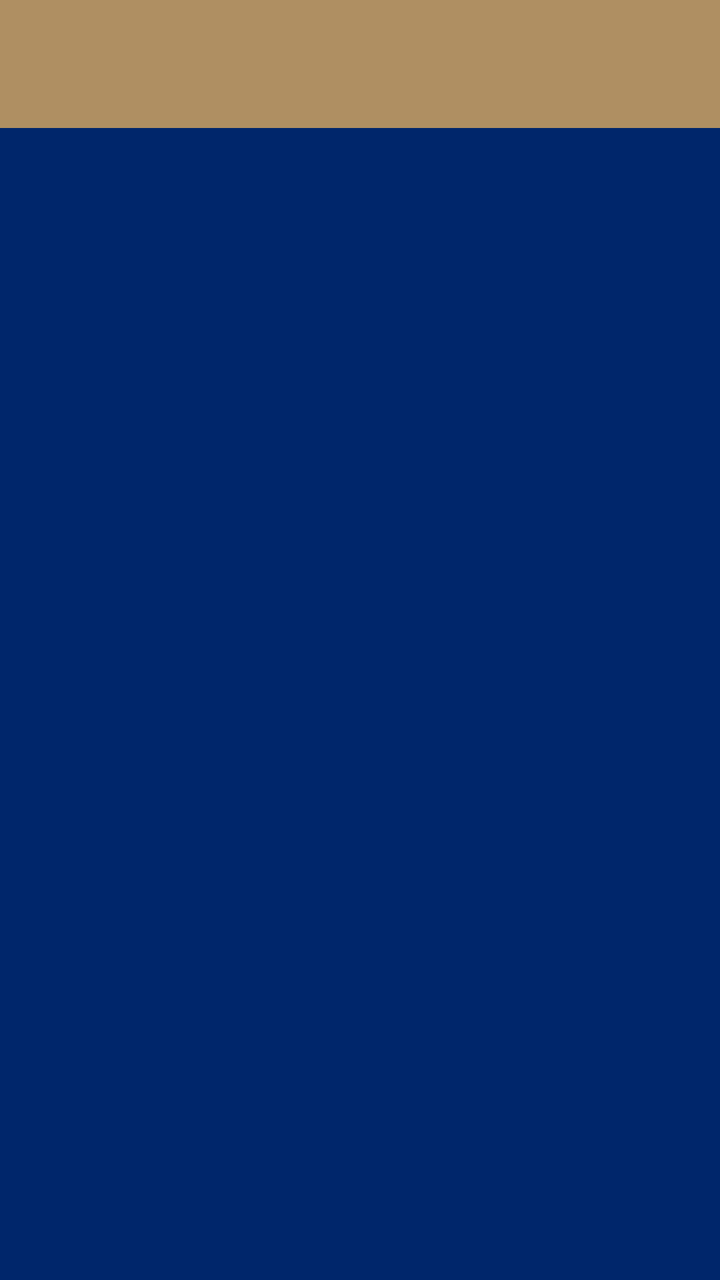
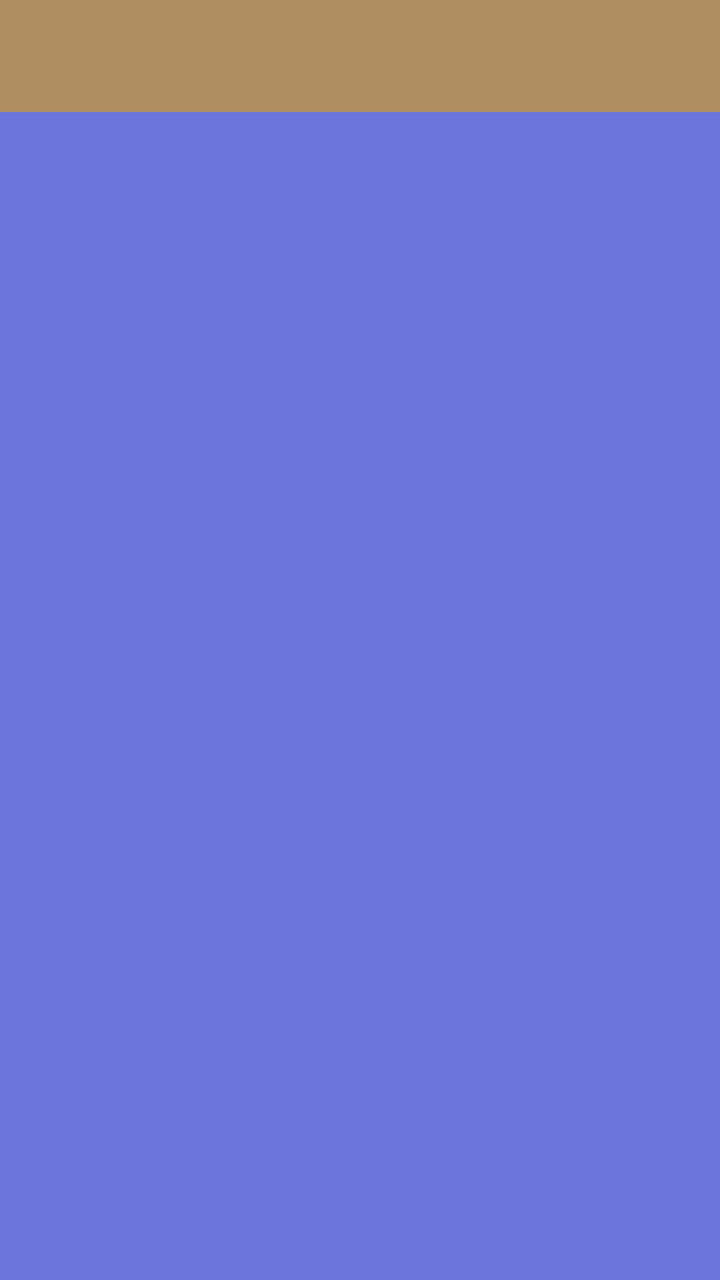

The first picture is an Android layout as it rendered before a commit; the second is the same layout after the commit. The layout source and the unified diff follow.
<!-- AndroidManifest.xml: application theme Theme.Library -->
<!-- res/layout/activity_item.xml -->
<?xml version="1.0" encoding="utf-8"?>
<LinearLayout
    xmlns:android="http://schemas.android.com/apk/res/android"
    xmlns:tools="http://schemas.android.com/tools"
    android:id="@+id/main"
    android:layout_width="match_parent"
    android:layout_height="match_parent"
    android:orientation="vertical"
    tools:context=".Activity.ItemActivity">

    <include layout="@layout/lyt_toolbar"/>

    <androidx.recyclerview.widget.RecyclerView
        android:id="@+id/itemRV"
        android:padding="10dp"
        android:background="@color/chapter"
        android:layout_width="match_parent"
        android:layout_height="match_parent"/>

</LinearLayout>
<!-- res/layout/lyt_toolbar.xml (included above) -->
<?xml version="1.0" encoding="utf-8"?>
<androidx.appcompat.widget.Toolbar xmlns:android="http://schemas.android.com/apk/res/android"
    xmlns:app="http://schemas.android.com/apk/res-auto"
    android:id="@+id/toolbarId"
    android:layout_width="match_parent"
    android:layout_height="wrap_content"
    android:minHeight="?attr/actionBarSize"
    android:background="@color/toolbar"
    app:titleTextColor="@android:color/black"
    android:theme="@style/ThemeOverlay.AppCompat.ActionBar"
    android:popupTheme="@style/ThemeOverlay.AppCompat.Light" />
<!-- resources referenced by this layout -->
<resources>
  <color name="chapter">#00266B</color>
  <color name="toolbar">#AF8F62</color>
  <style name="Theme.Library" parent="Base.Theme.Library" />
  <style name="Base.Theme.Library" parent="Theme.Material3.DayNight.NoActionBar">
          
          
      </style>
</resources>

<!-- the commit's change to res/layout/activity_item.xml (unified diff, before → after) -->
@@ -13,7 +13,7 @@
     <androidx.recyclerview.widget.RecyclerView
         android:id="@+id/itemRV"
         android:padding="10dp"
-        android:background="@color/chapter"
+        android:background="@color/lessonBack"
         android:layout_width="match_parent"
         android:layout_height="match_parent"/>
 
<!-- resource entries referenced after the edit -->
@@ -1,11 +1,37 @@
 <!-- resources referenced by this layout -->
 <resources>
-  <color name="chapter">#00266B</color>
+  <color name="lessonBack">#6B75DB</color>
   <color name="toolbar">#AF8F62</color>
   <style name="Theme.Library" parent="Base.Theme.Library" />
-  <style name="Base.Theme.Library" parent="Theme.Material3.DayNight.NoActionBar">
+  <style name="Base.Theme.Library" parent="Theme.MaterialComponents.Light.NoActionBar">
           
           
+          <item name="colorPrimary">@color/colorPrimary</item>
+          <item name="colorPrimaryVariant">@color/profile_bar</item>
+          <item name="colorOnPrimary">@color/white</item>
+          
+          <item name="colorSecondary">@color/colorSecondary</item>
+          <item name="colorSecondaryVariant">@color/profile_bar</item>
+          <item name="colorOnSecondary">@color/black</item>
+          
+          <item name="android:statusBarColor">?attr/colorPrimaryVariant</item>
+          
+  
+          <item name="android:forceDarkAllowed" tools:targetApi="q">false</item>
+          <item name="android:windowDisablePreview">true</item>
+  
+          <item name="colorPrimaryDark">@color/colorPrimaryDark</item>
+          <item name="colorAccent">@color/colorAccent</item>
+          <item name="android:splitMotionEvents">false</item>
+          <item name="android:windowEnableSplitTouch">false</item>
+          <item name="android:windowContentTransitions">true</item>
       </style>
+  <color name="colorPrimary">#AF8F62</color>
+  <color name="profile_bar">#4D2C6E</color>
+  <color name="white">#FFFFFFFF</color>
+  <color name="colorSecondary">#7C35E2</color>
+  <color name="black">#FF000000</color>
+  <color name="colorPrimaryDark">#6200EE</color>
+  <color name="colorAccent">#803BE2</color>
 </resources>
 
